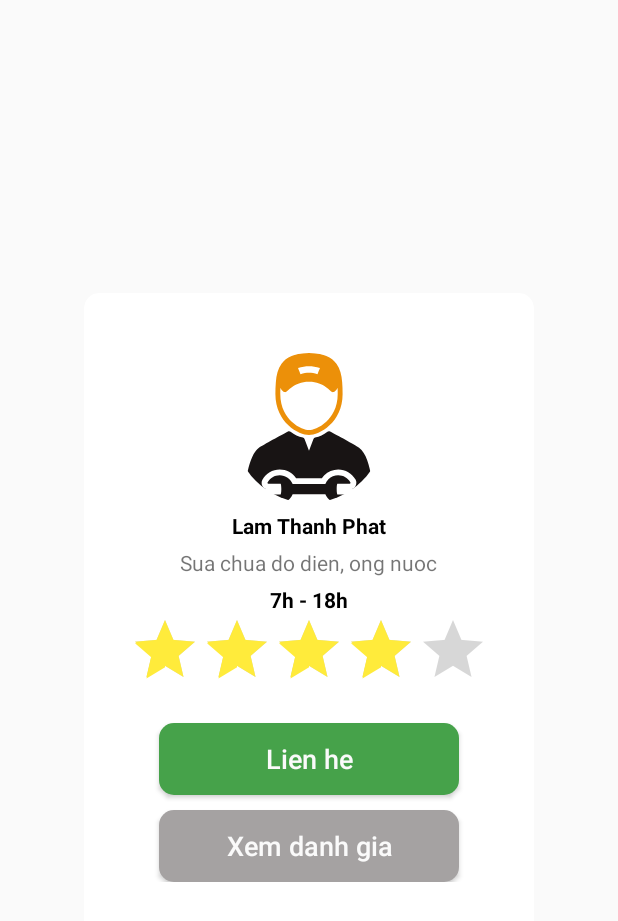
After one commit to hci201/HCI201, an Android app: the layout dialog_contact_2.xml on its own in the app's theme, with its tools: preview values and no code run, on a phone screen of 412 x 824 dp. The commit adds this screen. Shown: the top 921 px of the screen. Run offline under Robolectric (Android 15) with nearby library versions, the phone set to English and light mode, and no system bars.

Commit message:
update_new_dialog_repairer

```diff
--- a/app/src/main/java/com/example/repairgrab/activity/BookRepairerActivity.java
+++ b/app/src/main/java/com/example/repairgrab/activity/BookRepairerActivity.java
@@ -16,7 +16,8 @@ public class BookRepairerActivity extends AppCompatActivity {
     @Override
     protected void onCreate(Bundle savedInstanceState) {
         super.onCreate(savedInstanceState);
-        setContentView(R.layout.activity_book_repairer);
+       //setContentView(R.layout.activity_book_repairer)
+        setContentView(R.layout.dialog_contact_3);
 
         Toolbar toolbar = findViewById(R.id.toolbar);
         setSupportActionBar(toolbar);
--- /dev/null
+++ b/app/src/main/res/drawable/background_detail_repairer_button.xml
@@ -0,0 +1,8 @@
+<?xml version="1.0" encoding="utf-8"?>
+<shape android:shape="rectangle"
+    xmlns:android="http://schemas.android.com/apk/res/android">
+    <corners android:radius="10dp"/>
+    <solid android:color="#46A24A"/>
+
+
+</shape>
--- /dev/null
+++ b/app/src/main/res/drawable/background_detail_review_button.xml
@@ -0,0 +1,8 @@
+<?xml version="1.0" encoding="utf-8"?>
+<shape android:shape="rectangle"
+    xmlns:android="http://schemas.android.com/apk/res/android">
+    <corners android:radius="10dp"/>
+    <solid android:color="#A5A2A2"/>
+
+
+</shape>
--- /dev/null
+++ b/app/src/main/res/drawable/line_text.xml
@@ -0,0 +1,6 @@
+<?xml version="1.0" encoding="utf-8"?>
+<shape xmlns:android="http://schemas.android.com/apk/res/android"
+    android:shape="rectangle"
+    >
+    <solid android:color="#797878" />
+</shape>
--- /dev/null
+++ b/app/src/main/res/layout/dialog_contact_2.xml
@@ -0,0 +1,94 @@
+<?xml version="1.0" encoding="utf-8"?>
+<android.support.v7.widget.CardView xmlns:android="http://schemas.android.com/apk/res/android"
+    xmlns:app="http://schemas.android.com/apk/res-auto"
+    app:cardCornerRadius="10dp"
+    app:cardElevation="0dp"
+    android:layout_width="300dp"
+    android:layout_height="wrap_content"
+    android:layout_gravity="center">
+    <LinearLayout
+        android:layout_width="match_parent"
+        android:layout_height="wrap_content"
+        android:orientation="vertical"
+        android:paddingVertical="40dp"
+        >
+        <de.hdodenhof.circleimageview.CircleImageView
+            android:id="@+id/repairer_avatar"
+            android:layout_width="100dp"
+            android:layout_height="100dp"
+            android:src="@drawable/ic_repaier"
+            android:layout_gravity="center"
+
+            />
+        <TextView
+            android:id="@+id/txt_dialog_name"
+            android:layout_width="wrap_content"
+            android:layout_height="wrap_content"
+            android:text="Lam Thanh Phat"
+            android:textStyle="bold"
+            android:layout_marginTop="5dp"
+            android:textColor="#000000"
+            android:layout_gravity="center_horizontal"
+            />
+        <TextView
+            android:id="@+id/txt_dialog_birthday"
+            android:layout_width="wrap_content"
+            android:layout_height="wrap_content"
+            android:text="Sua chua do dien, ong nuoc"
+            android:layout_marginTop="5dp"
+            android:layout_gravity="center_horizontal"
+            />
+        <TextView
+            android:layout_width="wrap_content"
+            android:layout_height="wrap_content"
+            android:textStyle="bold"
+            android:text="7h - 18h"
+            android:textColor="#000000"
+            android:layout_marginTop="5dp"
+            android:layout_gravity="center_horizontal"
+            />
+        <RatingBar
+            android:layout_width="wrap_content"
+            android:layout_height="wrap_content"
+            android:numStars="5"
+            android:rating="4"
+            android:stepSize="1"
+            android:clickable="false"
+            android:layout_gravity="center_horizontal"
+
+            />
+        <Button
+            android:layout_marginTop="15dp"
+            android:id="@+id/btn_dialog_call"
+            android:textAlignment="center"
+            android:layout_width="match_parent"
+            android:layout_height="wrap_content"
+            android:text="Lien he"
+            android:textSize="18sp"
+            android:textColor="@color/white"
+            android:textAllCaps="false"
+            android:background="@drawable/background_detail_repairer_button"
+            android:layout_marginHorizontal="50dp"
+
+            />
+
+        <Button
+            android:layout_marginTop="10dp"
+            android:id="@+id/btn_review"
+            android:textAlignment="center"
+            android:layout_width="match_parent"
+            android:layout_height="wrap_content"
+            android:text="Xem danh gia"
+            android:textSize="18sp"
+            android:textColor="@color/white"
+            android:textAllCaps="false"
+            android:background="@drawable/background_detail_review_button"
+            android:layout_marginHorizontal="50dp"
+            />
+
+    </LinearLayout>
+
+
+
+
+</android.support.v7.widget.CardView>
```
Also changed, not shown: app/src/main/java/com/example/repairgrab/activity/MapsActivity.java (+8 -8 lines), app/src/main/res/drawable/background_contact_3.xml (added, +8 -0 lines), app/src/main/res/drawable/background_text_contact.xml (added, +8 -0 lines), app/src/main/res/layout/dialog_contact_3.xml (added, +69 -0 lines).
